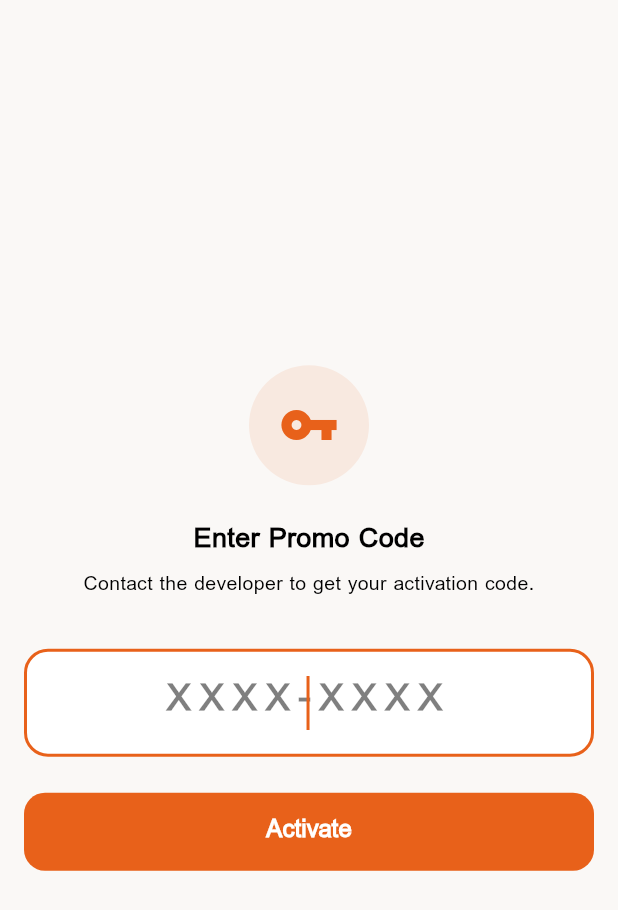
After one commit to apollocked/my_resturant, a Flutter app: the PromoCodePage screen opened by its route, on a phone screen of 412 x 824 dp. The commit adds this screen. Shown: the top 910 px of the screen. Run offline on Flutter 3.47's test engine with Material 3 defaults, Android fonts, the phone set to English and light mode, and no system bars; our stand-ins replace cached_network_image, connectivity_plus, drift, file_picker, fl_chart, flutter_bloc and 8 more; accounts and stored records are empty; generated files the repository leaves out were written again.

Commit message:
Add : locking without using the promo codes

```diff
--- a/lib/core/router/app_router.dart
+++ b/lib/core/router/app_router.dart
@@ -5,6 +5,7 @@ import 'package:my_resturant/domain/entities/role.dart';
 import 'package:my_resturant/presentation/cubits/role_cubit.dart';
 import 'package:my_resturant/presentation/cubits/account_cubit.dart';
 import 'package:my_resturant/presentation/pages/auth/account_auth_page.dart';
+import 'package:my_resturant/presentation/pages/auth/promo_code_page.dart';
 import 'package:my_resturant/presentation/pages/auth/role_login_page.dart';
 import 'package:my_resturant/presentation/pages/menu/cart_page.dart';
 import 'package:my_resturant/presentation/pages/menu/menu_page.dart';
@@ -41,6 +42,11 @@ final appRouter = GoRouter(
       return null;
     }
 
+    if (!acct.isActivated) {
+      if (loc != '/promo-code') return '/promo-code';
+      return null;
+    }
+
     if (!rs.isConfigured) {
       if (loc != '/setup') return '/setup';
       return null;
@@ -61,6 +67,7 @@ final appRouter = GoRouter(
   routes: [
     GoRoute(path: '/', redirect: (_, _) => '/menu'),
     GoRoute(path: '/account-auth', builder: (_, _) => const AccountAuthPage()),
+    GoRoute(path: '/promo-code', builder: (_, _) => const PromoCodePage()),
     GoRoute(path: '/role-login', builder: (_, _) => const RoleLoginPage()),
     GoRoute(path: '/setup', builder: (_, _) => const SetupPage()),
     StatefulShellRoute.indexedStack(
--- a/lib/domain/repositories/auth_repository.dart
+++ b/lib/domain/repositories/auth_repository.dart
@@ -8,6 +8,8 @@ abstract class AuthRepository {
   Future<String?> getAccountEmail();
   Future<void> updateEmail(String newEmail);
   Future<void> updatePassword(String currentPassword, String newPassword);
+  Future<bool> isActivated();
+  Future<bool> claimPromoCode(String code);
 
   Future<bool> arePasscodesConfigured();
   Future<void> savePasscodes(String waiterPin, String kitchenPin, String adminPin);
--- a/lib/presentation/pages/admin/promo_codes_page.dart
+++ b/lib/presentation/pages/admin/promo_codes_page.dart
@@ -41,12 +41,12 @@ class _PromoCodesPageState extends State<PromoCodesPage> {
       context: context,
       builder: (ctx) => AlertDialog(
         title: const Text('New Promo Code'),
-        content: TextField(
+          content: TextField(
           controller: controller,
           autofocus: true,
           textCapitalization: TextCapitalization.characters,
           decoration: InputDecoration(
-            hintText: _generateCode(),
+            hintText: 'Enter code or tap generate',
             suffixIcon: IconButton(
               icon: const Icon(Icons.casino_outlined, size: 20),
               tooltip: 'Generate random',
--- /dev/null
+++ b/lib/presentation/pages/auth/promo_code_page.dart
@@ -0,0 +1,109 @@
+import 'package:flutter/material.dart';
+import 'package:flutter/services.dart';
+import 'package:flutter_bloc/flutter_bloc.dart';
+import 'package:my_resturant/core/theme/app_colors.dart';
+import 'package:my_resturant/core/helpers/responsive.dart';
+import 'package:my_resturant/presentation/cubits/account_cubit.dart';
+
+class PromoCodePage extends StatefulWidget {
+  const PromoCodePage({super.key});
+  @override
+  State<PromoCodePage> createState() => _PromoCodePageState();
+}
+
+class _PromoCodePageState extends State<PromoCodePage> {
+  final _controller = TextEditingController();
+  final _focusNode = FocusNode();
+  bool _loading = false;
+
+  @override
+  void dispose() {
+    _controller.dispose();
+    _focusNode.dispose();
+    super.dispose();
+  }
+
+  Future<void> _submit() async {
+    final code = _controller.text.trim();
+    if (code.isEmpty) return;
+    setState(() => _loading = true);
+    context.read<AccountCubit>().claimPromoCode(code);
+  }
+
+  @override
+  Widget build(BuildContext context) {
+    final cs = Theme.of(context).colorScheme;
+    final acct = context.watch<AccountCubit>().state;
+    if (acct.isActivated) {
+      WidgetsBinding.instance.addPostFrameCallback((_) {
+        if (mounted) Navigator.of(context).pushReplacementNamed('/setup');
+      });
+    }
+    return Scaffold(
+      body: SafeArea(child: Center(
+        child: SingleChildScrollView(
+          padding: EdgeInsets.symmetric(horizontal: R.padding(context)),
+          child: ConstrainedBox(
+            constraints: const BoxConstraints(maxWidth: 420),
+            child: Column(mainAxisAlignment: MainAxisAlignment.center, children: [
+              Container(
+                width: 80, height: 80,
+                decoration: BoxDecoration(color: AppColors.primary.withValues(alpha: 0.1), shape: BoxShape.circle),
+                child: const Icon(Icons.vpn_key, size: 40, color: AppColors.primary),
+              ),
+              const SizedBox(height: 24),
+              Text('Enter Promo Code', style: TextStyle(fontSize: R.fontXl(context), fontWeight: FontWeight.w800, color: cs.onSurface)),
+              const SizedBox(height: 8),
+              Text('Contact the developer to get your activation code.',
+                  textAlign: TextAlign.center, style: TextStyle(fontSize: R.fontMd(context), color: cs.onSurfaceVariant)),
+              const SizedBox(height: 32),
+              TextField(
+                controller: _controller,
+                focusNode: _focusNode,
+                autofocus: true,
+                textCapitalization: TextCapitalization.characters,
+                textAlign: TextAlign.center,
+                style: TextStyle(fontSize: 24, fontWeight: FontWeight.w700, letterSpacing: 6, color: cs.onSurface),
+                decoration: InputDecoration(
+                  hintText: 'XXXX-XXXX',
+                  hintStyle: TextStyle(letterSpacing: 6, color: cs.onSurfaceVariant.withValues(alpha: 0.5)),
+                  filled: true,
+                  fillColor: cs.surfaceContainerHighest,
+                  border: OutlineInputBorder(borderRadius: BorderRadius.circular(16), borderSide: BorderSide.none),
+                  focusedBorder: OutlineInputBorder(borderRadius: BorderRadius.circular(16), borderSide: const BorderSide(color: AppColors.primary, width: 2)),
+                  contentPadding: const EdgeInsets.symmetric(horizontal: 20, vertical: 18),
+                ),
+                inputFormatters: [
+                  FilteringTextInputFormatter.allow(RegExp(r'[A-Za-z0-9\-]')),
+                  LengthLimitingTextInputFormatter(9),
+                ],
+                onSubmitted: (_) => _submit(),
+              ),
+              if (acct.errorMessage != null) ...[
+                const SizedBox(height: 12),
+                Text(
+                  acct.errorMessage == 'err_invalid_promo' ? 'Invalid or already used promo code.' : 'Something went wrong.',
+                  style: TextStyle(color: cs.error, fontSize: R.fontSm(context)),
+                ),
+              ],
+              const SizedBox(height: 24),
+              SizedBox(
+                width: double.infinity, height: 52,
+                child: FilledButton(
+                  onPressed: _loading ? null : _submit,
+                  style: FilledButton.styleFrom(
+                    backgroundColor: AppColors.primary,
+                    shape: RoundedRectangleBorder(borderRadius: BorderRadius.circular(14)),
+                  ),
+                  child: _loading
+                      ? const SizedBox(width: 22, height: 22, child: CircularProgressIndicator(strokeWidth: 2.5, color: Colors.white))
+                      : const Text('Activate', style: TextStyle(fontSize: 16, fontWeight: FontWeight.w700)),
+                ),
+              ),
+            ]),
+          ),
+        ),
+      )),
+    );
+  }
+}
```
Also changed, not shown: lib/data/repositories/auth_repository_impl.dart (+13 -0 lines), lib/data/repositories/supabase_auth_repo.dart (+24 -0 lines), lib/presentation/cubits/account_cubit.dart (+29 -7 lines).
